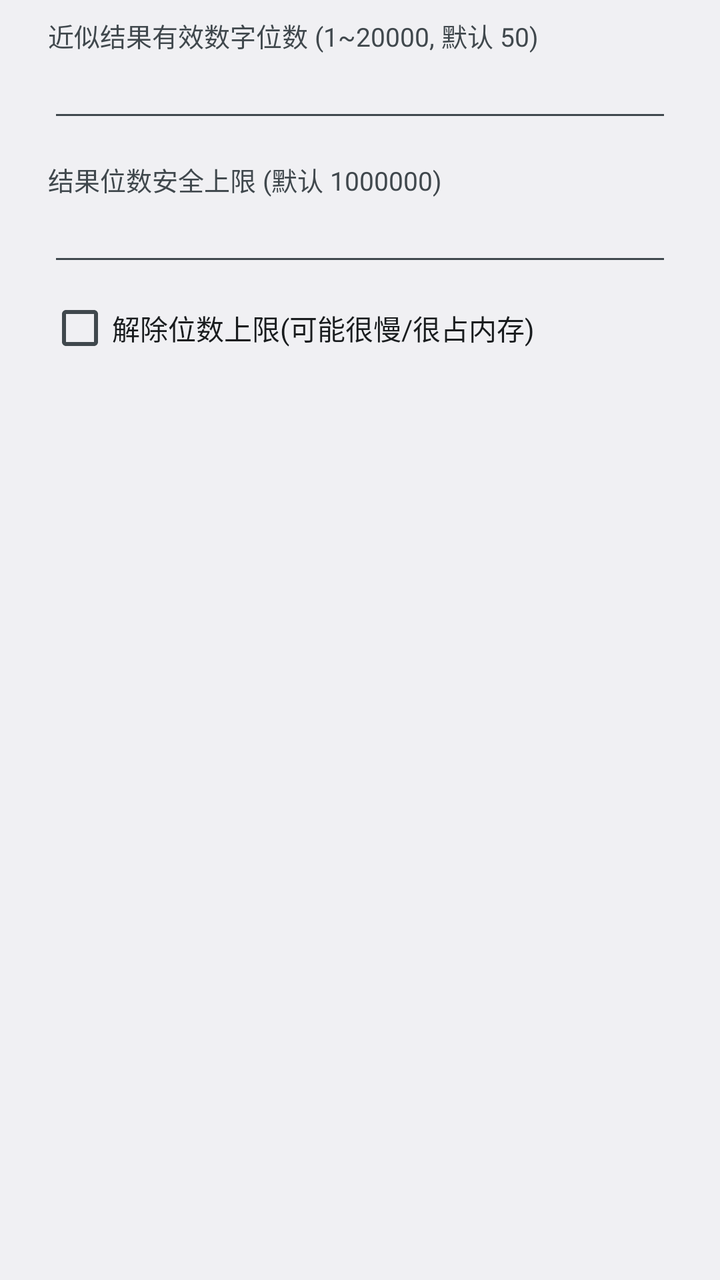
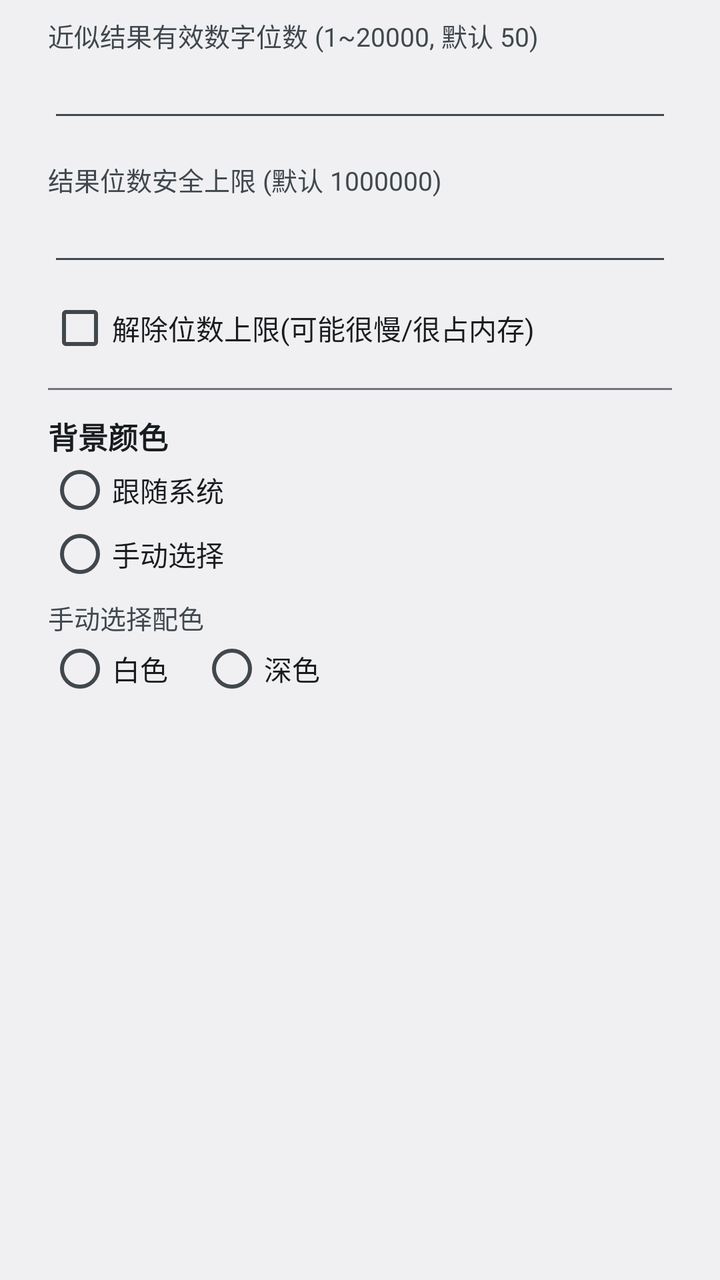

The first picture is an Android layout as it rendered before a commit; the second is the same layout after the commit. The layout source and the unified diff follow.
<!-- AndroidManifest.xml: application theme AppTheme -->
<!-- res/layout/dialog_settings.xml -->
<?xml version="1.0" encoding="utf-8"?>
<LinearLayout xmlns:android="http://schemas.android.com/apk/res/android"
    android:layout_width="match_parent"
    android:layout_height="wrap_content"
    android:orientation="vertical"
    android:paddingLeft="24dp"
    android:paddingTop="8dp"
    android:paddingRight="24dp"
    android:paddingBottom="8dp">

    <TextView
        android:layout_width="match_parent"
        android:layout_height="wrap_content"
        android:text="@string/set_precision"
        android:textColor="@color/md_on_surface_variant"
        android:textSize="13sp" />

    <EditText
        android:id="@+id/setPrecision"
        android:layout_width="match_parent"
        android:layout_height="wrap_content"
        android:inputType="number"
        android:textColor="@color/md_on_surface"
        android:textSize="16sp" />

    <TextView
        android:layout_width="match_parent"
        android:layout_height="wrap_content"
        android:layout_marginTop="14dp"
        android:text="@string/set_maxdigits"
        android:textColor="@color/md_on_surface_variant"
        android:textSize="13sp" />

    <EditText
        android:id="@+id/setMaxDigits"
        android:layout_width="match_parent"
        android:layout_height="wrap_content"
        android:inputType="number"
        android:textColor="@color/md_on_surface"
        android:textSize="16sp" />

    <CheckBox
        android:id="@+id/setForce"
        android:layout_width="wrap_content"
        android:layout_height="wrap_content"
        android:layout_marginTop="10dp"
        android:text="@string/set_force"
        android:textColor="@color/md_on_surface" />
</LinearLayout>
<!-- resources referenced by this layout -->
<resources>
  <color name="md_on_surface">#1C1B1F</color>
  <color name="md_on_surface_variant">#49454F</color>
  <string name="set_force">解除位数上限(可能很慢/很占内存)</string>
  <string name="set_maxdigits">结果位数安全上限 (默认 1000000)</string>
  <string name="set_precision">近似结果有效数字位数 (1~20000, 默认 50)</string>
  <style name="AppTheme" parent="@android:style/Theme.Material.Light.NoActionBar">
          <item name="android:windowBackground">@color/md_surface</item>
          <item name="android:colorAccent">@color/md_primary</item>
          <item name="android:colorPrimary">@color/md_primary</item>
          <item name="android:colorBackground">@color/md_surface</item>
          <item name="android:textColorPrimary">@color/md_on_surface</item>
      </style>
  <color name="md_surface">#FFFBFE</color>
  <color name="md_primary">#6750A4</color>
</resources>

<!-- the commit's change to res/layout/dialog_settings.xml (unified diff, before → after) -->
@@ -46,4 +46,72 @@
         android:layout_marginTop="10dp"
         android:text="@string/set_force"
         android:textColor="@color/md_on_surface" />
+
+    
+    <View
+        android:layout_width="match_parent"
+        android:layout_height="1dp"
+        android:layout_marginTop="14dp"
+        android:layout_marginBottom="12dp"
+        android:background="@color/md_outline" />
+
+    <TextView
+        android:layout_width="match_parent"
+        android:layout_height="wrap_content"
+        android:text="@string/set_theme"
+        android:textColor="@color/md_on_surface"
+        android:textSize="15sp"
+        android:textStyle="bold" />
+
+    <RadioGroup
+        android:id="@+id/setThemeMode"
+        android:layout_width="match_parent"
+        android:layout_height="wrap_content"
+        android:orientation="vertical">
+
+        <RadioButton
+            android:id="@+id/setThemeSystem"
+            android:layout_width="wrap_content"
+            android:layout_height="wrap_content"
+            android:text="@string/theme_follow"
+            android:textColor="@color/md_on_surface" />
+
+        <RadioButton
+            android:id="@+id/setThemeManual"
+            android:layout_width="wrap_content"
+            android:layout_height="wrap_content"
+            android:text="@string/theme_manual"
+            android:textColor="@color/md_on_surface" />
+    </RadioGroup>
+
+    <TextView
+        android:id="@+id/setThemeColorLabel"
+        android:layout_width="match_parent"
+        android:layout_height="wrap_content"
+        android:layout_marginTop="6dp"
+        android:text="@string/set_theme_color"
+        android:textColor="@color/md_on_surface_variant"
+        android:textSize="13sp" />
+
+    <RadioGroup
+        android:id="@+id/setThemeColor"
+        android:layout_width="match_parent"
+        android:layout_height="wrap_content"
+        android:orientation="horizontal">
+
+        <RadioButton
+            android:id="@+id/setThemeWhite"
+            android:layout_width="wrap_content"
+            android:layout_height="wrap_content"
+            android:layout_marginRight="16dp"
+            android:text="@string/theme_white"
+            android:textColor="@color/md_on_surface" />
+
+        <RadioButton
+            android:id="@+id/setThemeDark"
+            android:layout_width="wrap_content"
+            android:layout_height="wrap_content"
+            android:text="@string/theme_dark"
+            android:textColor="@color/md_on_surface" />
+    </RadioGroup>
 </LinearLayout>
<!-- resource entries referenced after the edit -->
@@ -2,9 +2,16 @@
 <resources>
   <color name="md_on_surface">#1C1B1F</color>
   <color name="md_on_surface_variant">#49454F</color>
+  <color name="md_outline">#79747E</color>
   <string name="set_force">解除位数上限(可能很慢/很占内存)</string>
   <string name="set_maxdigits">结果位数安全上限 (默认 1000000)</string>
   <string name="set_precision">近似结果有效数字位数 (1~20000, 默认 50)</string>
+  <string name="set_theme">背景颜色</string>
+  <string name="set_theme_color">手动选择配色</string>
+  <string name="theme_dark">深色</string>
+  <string name="theme_follow">跟随系统</string>
+  <string name="theme_manual">手动选择</string>
+  <string name="theme_white">白色</string>
   <style name="AppTheme" parent="@android:style/Theme.Material.Light.NoActionBar">
           <item name="android:windowBackground">@color/md_surface</item>
           <item name="android:colorAccent">@color/md_primary</item>
